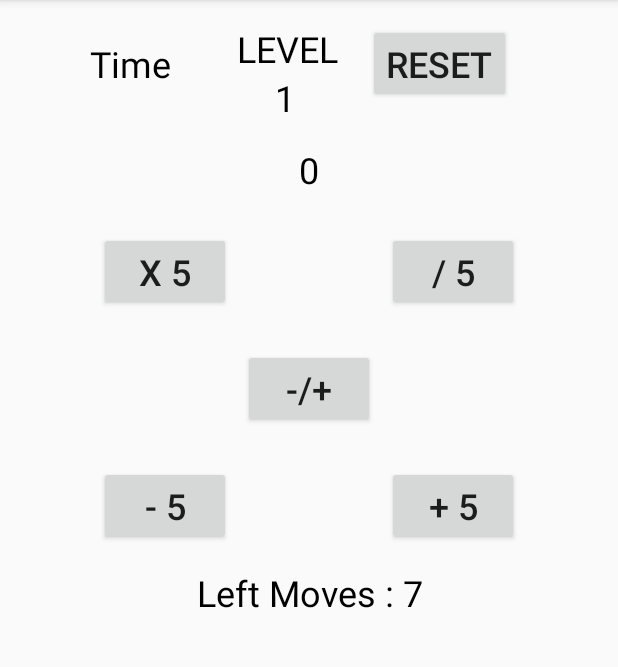
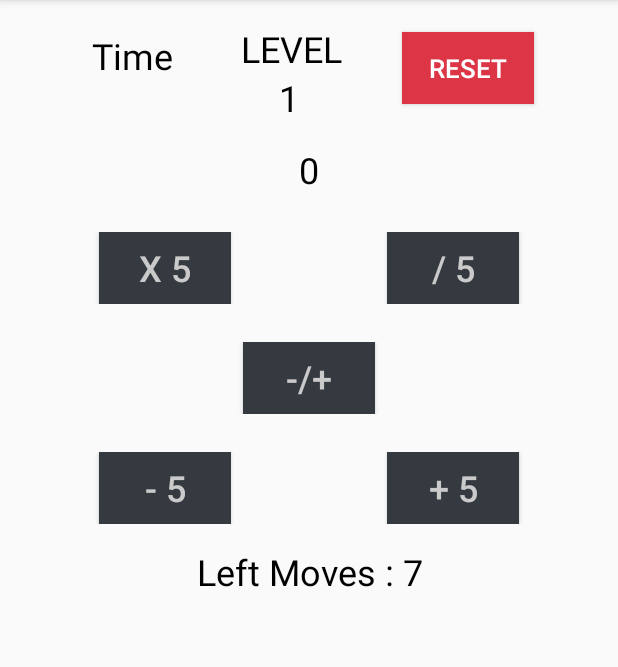
Before and after one commit to Heshamovic/Hard-Calculator, an Android app: the screen it shows after launch (LevelsActivity), on a phone screen of 412 x 824 dp, the part 84-751 px from its top. Run offline under Robolectric (Android 15) with nearby library versions, the phone set to English and light mode, and no system bars.

Commit message:
Adjusting some colors and Functionalities

```diff
--- a/app/src/main/java/com/example/project/hardcalculator/LevelsActivity.kt
+++ b/app/src/main/java/com/example/project/hardcalculator/LevelsActivity.kt
@@ -17,8 +17,8 @@ class LevelsActivity : AppCompatActivity() {
     override fun onCreate(savedInstanceState: Bundle?) {
         super.onCreate(savedInstanceState)
         setContentView(R.layout.levels)
+
     }
-
     var currentNumber = 0
     var plusNumber = 5
     var minusNumber = 5
--- a/app/src/main/res/layout/levels.xml
+++ b/app/src/main/res/layout/levels.xml
@@ -11,7 +11,7 @@
         android:layout_height="wrap_content"
         android:layout_marginTop="16dp"
         android:orientation="horizontal"
-        android:paddingLeft="44dp">
+        android:paddingLeft="45dp">
 
         <TextView
             android:id="@+id/Time_text_view"
@@ -25,8 +25,8 @@
             android:layout_width="wrap_content"
             android:layout_height="wrap_content"
             android:orientation="vertical"
-            android:paddingLeft="44dp"
-            android:layout_marginRight="20dp"
+            android:layout_marginRight="40dp"
+            android:layout_marginLeft="45dp"
             >
             <TextView
                 android:layout_width="wrap_content"
@@ -49,9 +49,12 @@
             android:id="@+id/Reset_button_view"
             android:layout_width="wrap_content"
             android:layout_height="wrap_content"
+            android:text="Reset"
+            android:background="#dc3545"
+            android:layout_marginTop="5dp"
+            android:textColor="#ffffff"
             android:onClick="ResetLevel"
-            android:text="Reset"
-            android:textSize="24sp" />
+            android:textSize="17dp" />
 
     </LinearLayout>
 
@@ -77,6 +80,8 @@
             android:layout_marginLeft="50dp"
             android:onClick="Multply"
             android:text="X 5"
+            android:background="#343a40"
+            android:textColor="#cacaca"
             android:textSize="24sp" />
         <Button
             android:layout_alignParentRight="true"
@@ -86,6 +91,8 @@
             android:layout_marginRight="50dp"
             android:onClick="Divide"
             android:text="/ 5"
+            android:background="#343a40"
+            android:textColor="#cacaca"
             android:textSize="24sp" />
     </RelativeLayout>
 
@@ -101,6 +108,8 @@
             android:layout_height="wrap_content"
             android:onClick="ChangeSign"
             android:text="-/+"
+            android:background="#343a40"
+            android:textColor="#cacaca"
             android:textSize="24sp" />
     </RelativeLayout>
 
@@ -115,7 +124,10 @@
             android:layout_marginLeft="50dp"
             android:onClick="Minus"
             android:text="- 5"
-            android:textSize="24sp" />
+            android:background="#343a40"
+            android:textColor="#cacaca"
+            android:textSize="24sp"
+            />
         <Button
             android:layout_alignParentRight="true"
             android:id="@+id/Plus_button_view"
@@ -124,6 +136,8 @@
             android:layout_marginRight="50dp"
             android:onClick="Plus"
             android:text="+ 5"
+            android:background="#343a40"
+            android:textColor="#cacaca"
             android:textSize="24sp" />
     </RelativeLayout>
 
@@ -136,5 +150,4 @@
         android:textAlignment="center"
         android:textColor="#000"
         android:textSize="24dp" />
-
 </LinearLayout>
```
